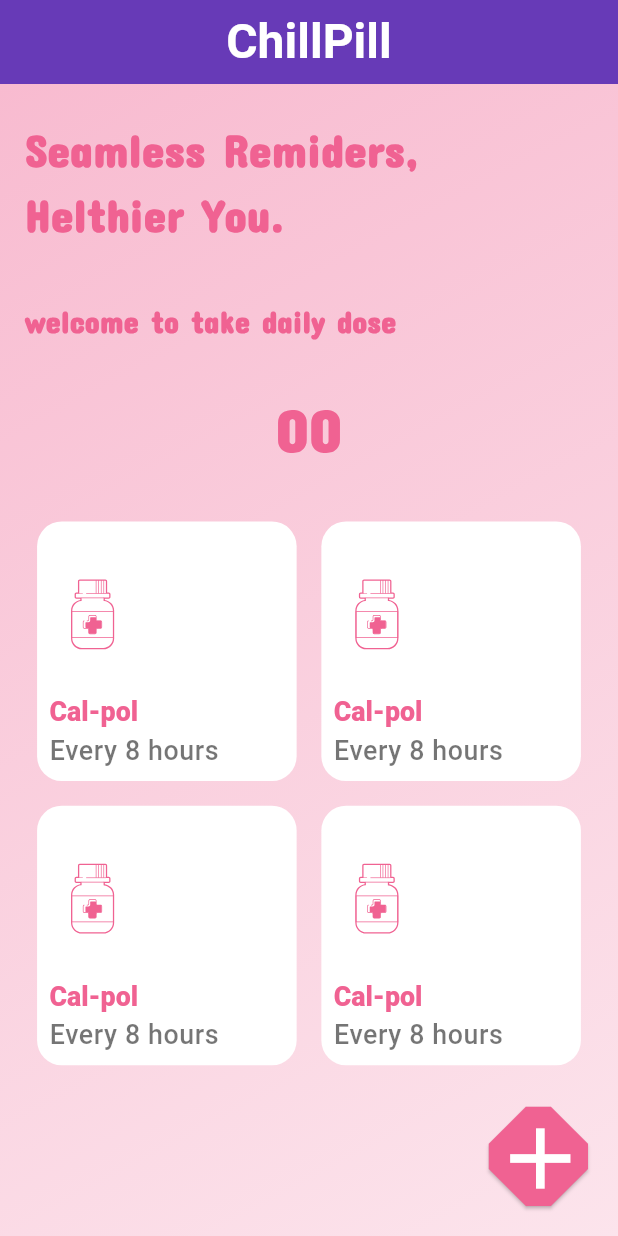
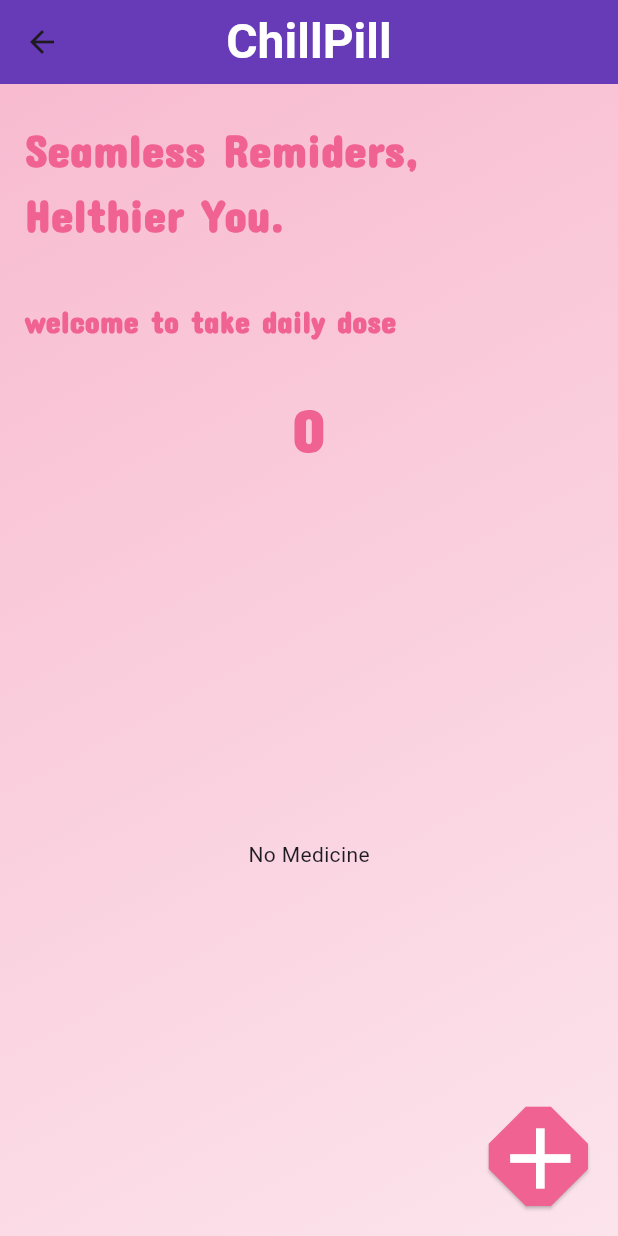
Before and after one commit to priontysaha/chillpill, a Flutter app: the homepage screen opened directly, on a phone screen of 412 x 824 dp. Run offline on Flutter 3.47's test engine with Material 3 defaults, Android fonts, the phone set to English and light mode, and no system bars; our stand-ins replace firebase_auth, firebase_core, flare_flutter, flutter_svg, get, rxdart and 2 more; accounts and stored records are empty.

Commit message:
all pages edited

```diff
--- a/lib/PAGES/medicine_details/medicine_details.dart
+++ b/lib/PAGES/medicine_details/medicine_details.dart
@@ -1,3 +1,5 @@
+import 'package:chillpill/models/medicine.dart';
+import 'package:flutter/cupertino.dart';
 import 'package:flutter/material.dart';
 import 'package:flutter/painting.dart';
 import 'package:flutter_svg/svg.dart';
@@ -5,7 +7,8 @@ import 'package:get/get.dart';
 import 'package:sizer/sizer.dart';
 
 class MedicineDetails extends StatefulWidget {
-  const MedicineDetails({super.key});
+  const MedicineDetails(this.medicine, {Key? key}) : super(key: key);
+  final Medicine medicine;
 
   @override
   State<MedicineDetails> createState() => _MedicineDetailsState();
@@ -40,8 +43,8 @@ class _MedicineDetailsState extends State<MedicineDetails> {
           padding: EdgeInsets.all(2.h),
           child: Column(
             children: [
-              MainSection(),
-              ExtendedSection(),
+              MainSection(medicine: widget.medicine),
+              ExtendedSection(medicine: widget.medicine),
               Spacer(),
               SizedBox(
                 width: 100.w,
@@ -89,7 +92,7 @@ class _MedicineDetailsState extends State<MedicineDetails> {
             textAlign: TextAlign.center,
             style: Theme.of(context).textTheme.titleLarge!.copyWith(
                   color: Color(0xfff06292),
-              fontWeight: FontWeight.w500,
+                  fontWeight: FontWeight.w500,
                 ),
           ),
           actions: [
@@ -119,24 +122,80 @@ class _MedicineDetailsState extends State<MedicineDetails> {
 }
 
 class MainSection extends StatelessWidget {
-  const MainSection({super.key});
+  const MainSection({super.key, this.medicine});
+  final Medicine? medicine;
+  Hero makeIcon(double size) {
+    if (medicine!.medicineType == 'Bottle') {
+      return Hero(
+        tag: medicine!.medicineName! + medicine!.medicineType!,
+        child: SvgPicture.asset(
+          'assets/bottle.svg',
+          color: Color(0xfff06292),
+          height: 7.h,
+        ),
+      );
+    } else if ((medicine!.medicineType == 'Pill')) {
+      return Hero(
+        tag: medicine!.medicineName! + medicine!.medicineType!,
+        child: SvgPicture.asset(
+          'assets/pill.svg',
+          color: Color(0xfff06292),
+          height: 7.h,
+        ),
+      );
+    } else if ((medicine!.medicineType == 'Syringe')) {
+      return Hero(
+        tag: medicine!.medicineName! + medicine!.medicineType!,
+        child: SvgPicture.asset(
+          'assets/syringe.svg',
+          color: Color(0xfff06292),
+          height: 7.h,
+        ),
+      );
+    } else if ((medicine!.medicineType == 'Tablet')) {
+      return Hero(
+        tag: medicine!.medicineName! + medicine!.medicineType!,
+        child: SvgPicture.asset(
+          'assets/tablet.svg',
+          color: Color(0xfff06292),
+          height: 7.h,
+        ),
+      );
+    }
+    return Hero(
+      tag: medicine!.medicineName! + medicine!.medicineType!,
+      child: Icon(
+        Icons.error,
+        color: Color(0xfff06292),
+        size: size,
+      ),
+    );
+  }
 
   @override
   Widget build(BuildContext context) {
     return Row(
       children: [
-        SvgPicture.asset(
-          'assets/bottle.svg',
-          height: 10.h,
-          color: Color(0xfff06292),
-        ),
+        makeIcon(7.h),
         SizedBox(
           width: 2.w,
         ),
         Column(
-          children: const [
-            MainInfoTab(fieldTitle: 'Medicine Name', fieldInfo: 'Catapol'),
-            MainInfoTab(fieldTitle: 'Dosage', fieldInfo: '500 mg'),
+          children: [
+            Hero(
+              tag: medicine!.medicineName!,
+              child: Material(
+                color: Colors.transparent,
+                child: MainInfoTab(
+                    fieldTitle: 'Medicine Name',
+                    fieldInfo: medicine!.medicineName!),
+              ),
+            ),
+            MainInfoTab(
+                fieldTitle: 'Dosage',
+                fieldInfo: medicine!.dosage == 0
+                    ? 'Not Specified'
+                    : "${medicine!.dosage} mg"),
           ],
         )
       ],
@@ -178,24 +237,29 @@ class MainInfoTab extends StatelessWidget {
 }
 
 class ExtendedSection extends StatelessWidget {
-  const ExtendedSection({super.key});
+  const ExtendedSection({super.key, this.medicine});
+  final Medicine? medicine;
 
   @override
   Widget build(BuildContext context) {
     return ListView(
       shrinkWrap: true,
-      children: const [
+      children: [
         ExtendedInfoTab(
           fieldTitle: 'Medicine Type',
-          fieldInfo: 'Pill',
+          fieldInfo: medicine!.medicineType! == 'None'
+              ? 'Not Specified'
+              : medicine!.medicineType!,
         ),
         ExtendedInfoTab(
           fieldTitle: 'Dosage Intervals',
-          fieldInfo: 'Every 8 hours | 3 times a day',
+          fieldInfo:
+              'Every ${medicine!.interval} hours | ${medicine!.interval == 24 ? "One time a day" : "${(24 / medicine!.interval!).floor()} times a day"}',
         ),
         ExtendedInfoTab(
           fieldTitle: 'Start Time',
-          fieldInfo: '01:19',
+          fieldInfo:
+              '${medicine!.startTime![0]}${medicine!.startTime![1]}:${medicine!.startTime![2]}:${medicine!.startTime![3]}',
         ),
       ],
     );
--- a/lib/WELCOME/homepage.dart
+++ b/lib/WELCOME/homepage.dart
@@ -1,9 +1,12 @@
 import 'package:chillpill/PAGES/medicine_details/medicine_details.dart';
+import 'package:chillpill/global_bloc.dart';
+import 'package:chillpill/models/medicine.dart';
 import 'package:flutter/cupertino.dart';
 import 'package:flutter/material.dart';
 import 'package:flutter/widgets.dart';
 import 'package:flutter_svg/flutter_svg.dart';
 import 'package:get/get.dart';
+import 'package:provider/provider.dart';
 import 'package:sizer/sizer.dart';
 
 import '../PAGES/medicine_type_page.dart';
@@ -17,7 +20,9 @@ class homepage extends StatelessWidget {
       appBar: AppBar(
         title: Text('ChillPill',
             style: TextStyle(
-                color: Colors.white, fontWeight: FontWeight.w700, fontSize: 32)),
+                color: Colors.white,
+                fontWeight: FontWeight.w700,
+                fontSize: 32)),
         backgroundColor: Colors.deepPurple,
         centerTitle: true,
       ),
@@ -74,6 +79,7 @@ class Topcontainer extends StatelessWidget {
 
   @override
   Widget build(BuildContext context) {
+    final GlobalBloc globalBloc = Provider.of<GlobalBloc>(context);
     return Column(
       mainAxisAlignment: MainAxisAlignment.start,
       children: [
@@ -110,11 +116,14 @@ class Topcontainer extends StatelessWidget {
         SizedBox(
           height: 2.h,
         ),
-        Container(
+        StreamBuilder<List<Medicine>>(
+          stream: globalBloc.medicineList$,
+          builder: (context, snapshot) {
+            return Container(
               alignment: Alignment.center,
               padding: EdgeInsets.only(bottom: 1.h),
               child: Text(
-            "00",
+                !snapshot.hasData ? '0' : snapshot.data!.length.toString(),
                 style: TextStyle(
                   fontSize: 40.0,
                   fontStyle: FontStyle.normal,
@@ -123,7 +132,9 @@ class Topcontainer extends StatelessWidget {
                   fontFamily: 'ConcertOne',
                 ),
               ),
-        )
+            );
+          },
+        ),
       ],
     );
   }
@@ -134,46 +145,111 @@ class Bottomcontainer extends StatelessWidget {
 
   @override
   Widget build(BuildContext context) {
-    /*return Center(
+    final GlobalBloc globalBloc = Provider.of<GlobalBloc>(context);
+
+    return StreamBuilder(
+      stream: globalBloc.medicineList$,
+      builder: (context, snapshot) {
+        if (!snapshot.hasData) {
+          return Container();
+        } else if (snapshot.data!.isEmpty) {
+          return Center(
               child: Text(
-        "No Medicine",
-        textAlign: TextAlign.center,
-        style: TextStyle(
-          fontSize: 30.0,
-          fontStyle: FontStyle.normal,
-          color: Colors.white,
-          fontWeight: FontWeight.bold,
-          fontFamily: 'ConcertOne',
-        ),
-      ),
-    );*/
+            'No Medicine',
+          ));
+        } else {
           return GridView.builder(
             padding: EdgeInsets.only(top: 1.h),
             gridDelegate: const SliverGridDelegateWithFixedCrossAxisCount(
               crossAxisCount: 2,
             ),
-      itemCount: 4,
+            itemCount: snapshot.data!.length,
             itemBuilder: (context, index) {
-        return MedicineCard();
+              return MedicineCard(medicine: snapshot.data![index]);
+            },
+          );
+        }
       },
     );
   }
 }
 
 class MedicineCard extends StatelessWidget {
-  const MedicineCard({super.key});
+  const MedicineCard({super.key, required this.medicine});
+  final Medicine medicine;
+
+  Hero makeIcon(double size) {
+    if (medicine.medicineType == 'Bottle') {
+      return Hero(
+        tag: medicine.medicineName! + medicine.medicineType!,
+        child: SvgPicture.asset(
+          'assets/bottle.svg',
+          color: Color(0xfff06292),
+          height: 7.h,
+        ),
+      );
+    } else if ((medicine.medicineType == 'Pill')) {
+      return Hero(
+        tag: medicine.medicineName! + medicine.medicineType!,
+        child: SvgPicture.asset(
+          'assets/pill.svg',
+          color: Color(0xfff06292),
+          height: 7.h,
+        ),
+      );
+    } else if ((medicine.medicineType == 'Syringe')) {
+      return Hero(
+        tag: medicine.medicineName! + medicine.medicineType!,
+        child: SvgPicture.asset(
+          'assets/syringe.svg',
+          color: Color(0xfff06292),
+          height: 7.h,
+        ),
+      );
+    } else if ((medicine.medicineType == 'Tablet')) {
+      return Hero(
+        tag: medicine.medicineName! + medicine.medicineType!,
+        child: SvgPicture.asset(
+          'assets/tablet.svg',
+          color: Color(0xfff06292),
+          height: 7.h,
+        ),
+      );
+    }
+    return Hero(
+      tag: medicine.medicineName! + medicine.medicineType!,
+      child: Icon(
+        Icons.error,
+        color: Color(0xfff06292),
+        size: size,
+      ),
+    );
+  }
 
   @override
   Widget build(BuildContext context) {
     return InkWell(
       highlightColor: Colors.white,
       splashColor: Colors.grey,
-      onTap: (){
-        Get.to(MedicineDetails());
-
+      onTap: () {
+        Navigator.of(context).push(PageRouteBuilder<void>(pageBuilder:
+            (BuildContext context, Animation<double> animation,
+                Animation<double> secondaryAnimation) {
+          return AnimatedBuilder(
+              animation: animation,
+              builder: (context, Widget? child) {
+                return Opacity(
+                  opacity: animation.value,
+                  child: MedicineDetails(medicine),
+                );
+              },);
+        },
+          transitionDuration: const Duration(milliseconds: 500),
+        ),
+        );
       },
       child: Container(
-        padding: EdgeInsets.only(left: 2.w,right: 2.w,top: 1.h,bottom: 1.h),
+        padding: EdgeInsets.only(left: 2.w, right: 2.w, top: 1.h, bottom: 1.h),
         margin: EdgeInsets.all(1.h),
         decoration: BoxDecoration(
             color: Colors.white, borderRadius: BorderRadius.circular(2.h)),
@@ -182,27 +258,30 @@ class MedicineCard extends StatelessWidget {
           mainAxisAlignment: MainAxisAlignment.center,
           children: [
             const Spacer(),
-            SvgPicture.asset(
-              'assets/bottle.svg',
-              height: 7.h,
-              color: Color(0xfff06292),
-            ),
+            makeIcon(7.h),
             const Spacer(),
-            Text(
-              'Cal-pol',
+            Hero(
+              tag: medicine.medicineName!,
+              child: Text(
+                medicine.medicineName!,
                 overflow: TextOverflow.fade,
                 textAlign: TextAlign.start,
                 style: Theme.of(context).textTheme.headlineMedium,
+              ),
             ),
             SizedBox(
               height: 0.3.h,
             ),
             Text(
-              'Every 8 hours',
+              medicine.interval == 1
+                  ? "Every ${medicine.interval} hour"
+                  : "Every ${medicine.interval} hour",
               overflow: TextOverflow.fade,
               textAlign: TextAlign.start,
-              style: Theme.of(context).textTheme.bodySmall!.copyWith(
-                  color: Colors.black54, fontWeight: FontWeight.w500),
+              style: Theme.of(context)
+                  .textTheme
+                  .bodySmall!
+                  .copyWith(color: Colors.black54, fontWeight: FontWeight.w500),
             ),
           ],
         ),
--- a/pubspec.yaml
+++ b/pubspec.yaml
@@ -77,6 +77,7 @@ flutter:
     - assets/bottle.svg
     - assets/syringe.svg
     - assets/tablet.svg
+    - assets/check.png
 
 
   # An image asset can refer to one or more resolution-specific "variants", see
```
Also changed, not shown: lib/PAGES/success_screen/success_screen.dart (+11 -13 lines), assets/check.png (added). Lines whose indentation alone changed are shown as unchanged.
